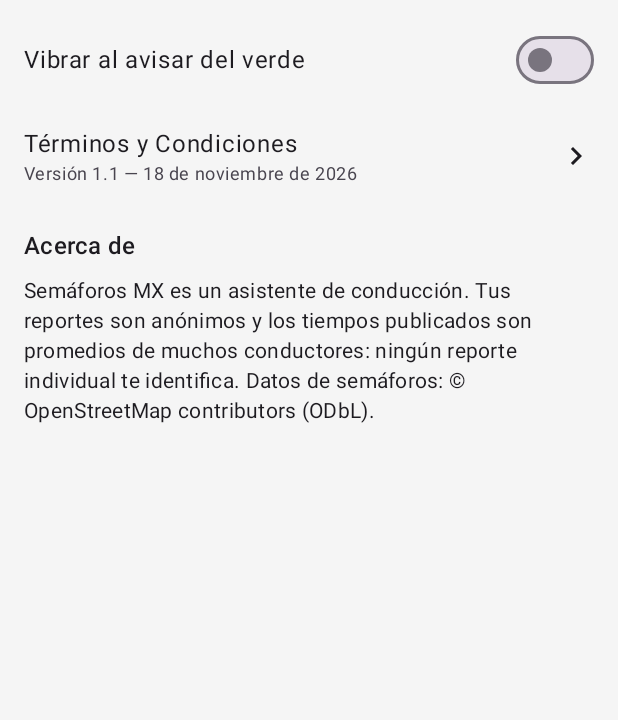
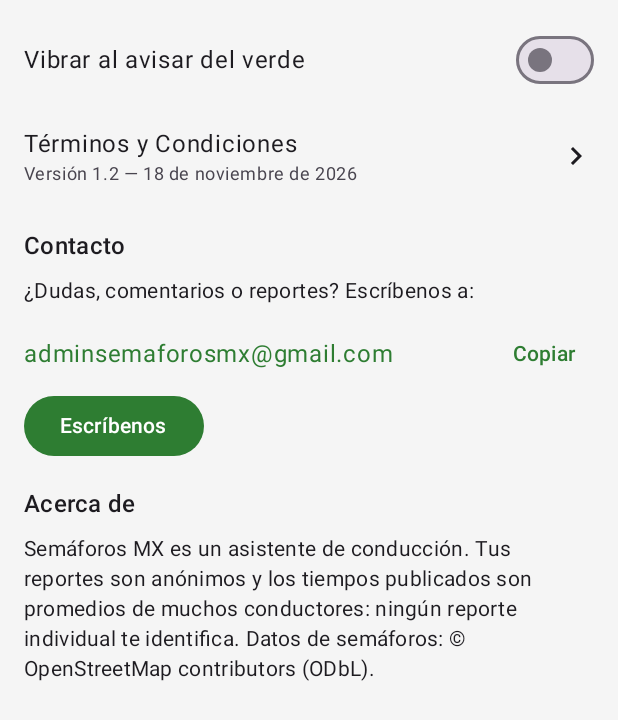
Before and after one commit to 4vazquez/app-semaforos, an Android app built with Jetpack Compose: the composable SettingsScreen shown on its own in the app's theme, on a phone screen of 412 x 824 dp. Shown: the top 720 px of the screen. Run offline under Robolectric (Android 15) with nearby library versions, the phone set to English and light mode, and no system bars; network calls fail; 5 statements that could not run were skipped.

Commit message:
v0.3.1: contact email in Ajustes (copy + write), terms v1.2 names the contact

```diff
--- a/android/app/build.gradle.kts
+++ b/android/app/build.gradle.kts
@@ -21,8 +21,8 @@ android {
         applicationId = "com.alan.semaforosmx"
         minSdk = 26
         targetSdk = 34
-        versionCode = 3
-        versionName = "0.3.0"
+        versionCode = 4
+        versionName = "0.3.1"
         testInstrumentationRunner = "androidx.test.runner.AndroidJUnitRunner"
     }
 
--- a/android/app/src/main/java/com/alan/semaforosmx/data/legal/TermsAcceptance.kt
+++ b/android/app/src/main/java/com/alan/semaforosmx/data/legal/TermsAcceptance.kt
@@ -6,7 +6,7 @@ import android.content.Context
  * Aceptación de los Términos y Condiciones (primera apertura).
  *
  * - El texto completo vive en `assets/terminos_y_condiciones.md`, copia
- *   exacta de `TERMINOS_Y_CONDICIONES.md` del repo (v1.1, borrador).
+ *   exacta de `TERMINOS_Y_CONDICIONES.md` del repo (v1.2, borrador).
  *   ⚠️ El texto es un BORRADOR: debe revisarlo un abogado antes del
  *   lanzamiento público (ver SPEC.md §10).
  * - La aceptación se guarda localmente (versión + fecha/hora). Si los
@@ -18,7 +18,7 @@ import android.content.Context
 object TermsAcceptance {
 
     /** Versión vigente de los términos (debe coincidir con el documento). */
-    const val CURRENT_VERSION = "1.1"
+    const val CURRENT_VERSION = "1.2"
 
     private const val PREFS = "semaforos_mx_prefs"
     private const val KEY_TERMS_VERSION = "terms_accepted_version"
--- a/android/app/src/main/java/com/alan/semaforosmx/ui/settings/SettingsScreen.kt
+++ b/android/app/src/main/java/com/alan/semaforosmx/ui/settings/SettingsScreen.kt
@@ -1,5 +1,9 @@
 package com.alan.semaforosmx.ui.settings
 
+import android.content.ActivityNotFoundException
+import android.content.Intent
+import android.net.Uri
+import android.widget.Toast
 import androidx.compose.foundation.clickable
 import androidx.compose.foundation.layout.Column
 import androidx.compose.foundation.layout.Row
@@ -10,21 +14,29 @@ import androidx.compose.foundation.layout.height
 import androidx.compose.foundation.layout.padding
 import androidx.compose.material.icons.Icons
 import androidx.compose.material.icons.automirrored.filled.KeyboardArrowRight
+import androidx.compose.material3.Button
 import androidx.compose.material3.Icon
 import androidx.compose.material3.MaterialTheme
 import androidx.compose.material3.Switch
 import androidx.compose.material3.Text
+import androidx.compose.material3.TextButton
 import androidx.compose.runtime.Composable
 import androidx.compose.ui.Alignment
 import androidx.compose.ui.Modifier
+import androidx.compose.ui.platform.LocalClipboardManager
+import androidx.compose.ui.platform.LocalContext
 import androidx.compose.ui.res.stringResource
+import androidx.compose.ui.text.AnnotatedString
 import androidx.compose.ui.unit.dp
 import com.alan.semaforosmx.R
+import com.alan.semaforosmx.ui.contact.ContactEmail
 
 /**
  * Contenido de Ajustes (una pestaña del menú inferior):
  * - Vibración al avisar del verde (interruptor).
  * - Términos y Condiciones (reabre el texto completo).
+ * - Contacto: correo del equipo (tocar para copiar) + botón «Escríbenos»
+ *   que abre la app de correo con el asunto precargado.
  * - Acerca de (qué es la app + atribución de OpenStreetMap).
  *
  * Sin Scaffold ni barra superior propios: la barra superior y el menú
@@ -37,6 +49,38 @@ fun SettingsScreen(
     onTermsClick: () -> Unit,
     modifier: Modifier = Modifier
 ) {
+    val context = LocalContext.current
+    val clipboardManager = LocalClipboardManager.current
+
+    /** Copia el correo de contacto y confirma con un aviso. */
+    fun copyEmail() {
+        clipboardManager.setText(AnnotatedString(ContactEmail.ADDRESS))
+        Toast.makeText(
+            context,
+            context.getString(R.string.contact_copied),
+            Toast.LENGTH_SHORT
+        ).show()
+    }
+
+    /** Abre la app de correo con el destinatario y el asunto precargados. */
+    fun writeEmail() {
+        val intent = Intent(
+            Intent.ACTION_SENDTO,
+            Uri.parse(ContactEmail.mailtoUriString())
+        )
+        try {
+            context.startActivity(intent)
+        } catch (_: ActivityNotFoundException) {
+            // Sin app de correo instalada: el usuario puede copiar la
+            // dirección y escribir desde su correo por otro medio.
+            Toast.makeText(
+                context,
+                context.getString(R.string.contact_no_mail_app),
+                Toast.LENGTH_LONG
+            ).show()
+        }
+    }
+
     Column(
         modifier = modifier
             .fillMaxSize()
@@ -87,6 +131,40 @@ fun SettingsScreen(
 
         Spacer(modifier = Modifier.height(16.dp))
 
+        // Contacto.
+        Text(
+            text = stringResource(R.string.contact_title),
+            style = MaterialTheme.typography.titleMedium
+        )
+        Spacer(modifier = Modifier.height(8.dp))
+        Text(
+            text = stringResource(R.string.contact_body),
+            style = MaterialTheme.typography.bodyMedium
+        )
+        Spacer(modifier = Modifier.height(8.dp))
+        Row(
+            verticalAlignment = Alignment.CenterVertically,
+            modifier = Modifier.fillMaxWidth()
+        ) {
+            Text(
+                text = ContactEmail.ADDRESS,
+                style = MaterialTheme.typography.bodyLarge,
+                color = MaterialTheme.colorScheme.primary,
+                modifier = Modifier
+                    .weight(1f)
+                    .clickable(onClick = ::copyEmail)
+                    .padding(vertical = 8.dp)
+            )
+            TextButton(onClick = ::copyEmail) {
+                Text(text = stringResource(R.string.contact_copy))
+            }
+        }
+        Button(onClick = ::writeEmail) {
+            Text(text = stringResource(R.string.contact_write))
+        }
+
+        Spacer(modifier = Modifier.height(16.dp))
+
         // Acerca de.
         Text(
             text = stringResource(R.string.about),
--- a/android/app/src/main/res/values/strings.xml
+++ b/android/app/src/main/res/values/strings.xml
@@ -70,6 +70,14 @@
     <string name="settings">Ajustes</string>
     <string name="setting_vibration">Vibrar al avisar del verde</string>
     <string name="setting_detection_radius">Radio de detección (m)</string>
+
+    <!-- Contacto (Ajustes): correo del equipo. -->
+    <string name="contact_title">Contacto</string>
+    <string name="contact_body">¿Dudas, comentarios o reportes? Escríbenos a:</string>
+    <string name="contact_copy">Copiar</string>
+    <string name="contact_copied">Correo copiado</string>
+    <string name="contact_write">Escríbenos</string>
+    <string name="contact_no_mail_app">No tienes una app de correo instalada. Copia la dirección y escríbenos desde tu correo.</string>
     <string name="about">Acerca de</string>
     <string name="about_body">Semáforos MX es un asistente de conducción. Tus reportes son anónimos y los tiempos publicados son promedios de muchos conductores: ningún reporte individual te identifica. Datos de semáforos: © OpenStreetMap contributors (ODbL).</string>
 
@@ -113,7 +121,7 @@
     <string name="terms_read_full">Lee el texto completo a continuación. Al presionar "Acepto" confirmas que lo leíste y estás de acuerdo.</string>
     <string name="terms_accept">Acepto</string>
     <string name="terms_decline">No acepto</string>
-    <string name="terms_version">Versión 1.1 — 18 de noviembre de 2026</string>
+    <string name="terms_version">Versión 1.2 — 18 de noviembre de 2026</string>
 
     <!-- Actualización automática (solo build sideload; en Play la maneja Play). -->
     <string name="update_title">Hay una nueva versión (%1$s)</string>
```
Also changed, not shown: android/app/src/main/java/com/alan/semaforosmx/ui/contact/ContactEmail.kt (added, +37 -0 lines), 6 other files.
